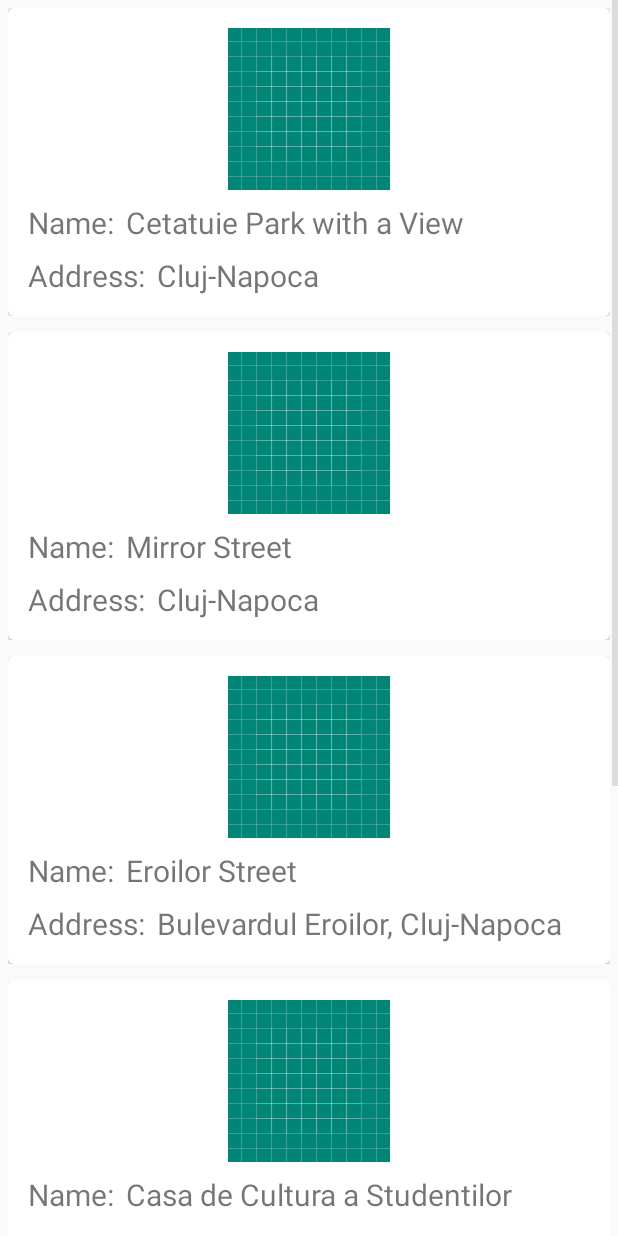
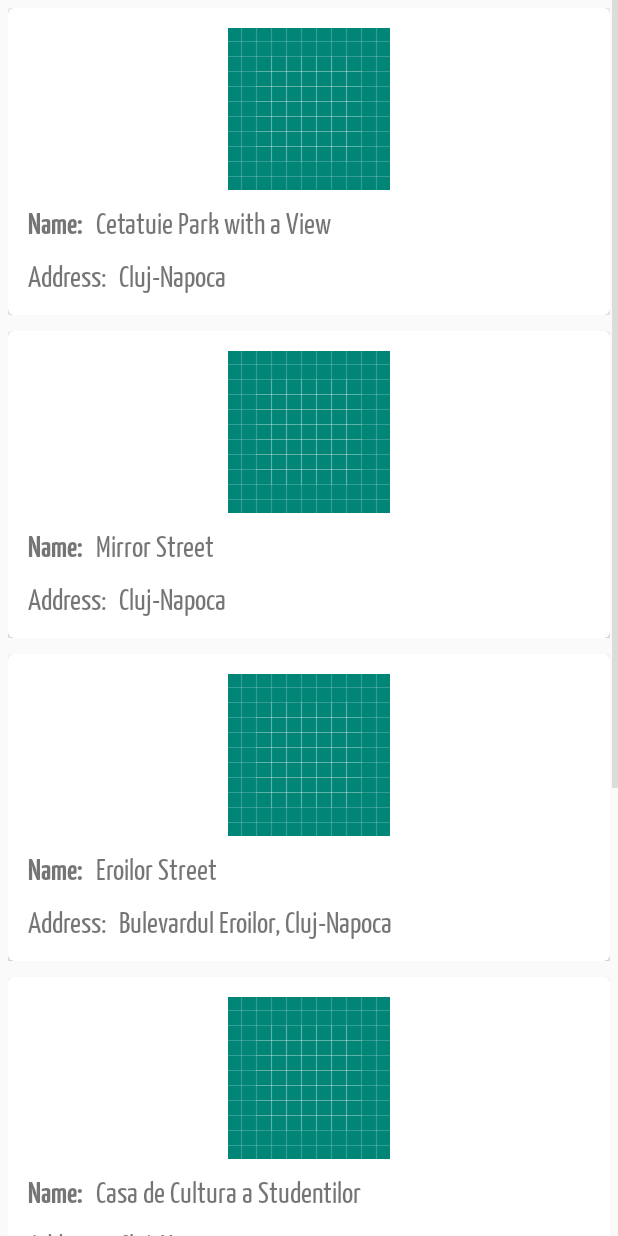
Before and after one commit to ioanajoj/AndroidFundamentals, an Android app: the PlacesList screen opened directly, with no data from a screen before it, on a phone screen of 412 x 824 dp. Run offline under Robolectric (Android 15) with nearby library versions, the phone set to English and light mode, and no system bars; pictures from the network do not load.

Commit message:
update layout view

```diff
--- a/DiscoverCluj/app/src/main/java/com/example/joj/discovercluj/PlacesList.java
+++ b/DiscoverCluj/app/src/main/java/com/example/joj/discovercluj/PlacesList.java
@@ -17,7 +17,7 @@ public class PlacesList extends Activity {
     @Override
     protected void onCreate(Bundle savedInstanceState) {
         super.onCreate(savedInstanceState);
-        setContentView(R.layout.complex_view);
+        setContentView(R.layout.recycler_view);
 
         theRecyclerView = (RecyclerView) findViewById(R.id.the_recycler_view);
 
--- a/DiscoverCluj/app/src/main/res/layout/complex_view.xml
+++ /dev/null
@@ -1,17 +0,0 @@
-<?xml version="1.0" encoding="utf-8"?>
-<RelativeLayout
-    xmlns:android="http://schemas.android.com/apk/res/android"
-    xmlns:tools="http://schemas.android.com/tools"
-    xmlns:app="http://schemas.android.com/apk/res-auto"
-    android:layout_width="match_parent"
-    android:layout_height="match_parent"
-    tools:showIn="@layout/activity_main"
-    tools:context=".MainActivity">
-
-    <android.support.v7.widget.RecyclerView
-        android:id="@+id/the_recycler_view"
-        android:layout_width="match_parent"
-        android:layout_height="wrap_content"
-        android:scrollbars="vertical" />
-
-</RelativeLayout>
--- a/DiscoverCluj/app/src/main/res/layout/location_layout_cardview.xml
+++ b/DiscoverCluj/app/src/main/res/layout/location_layout_cardview.xml
@@ -14,8 +14,7 @@
         android:layout_marginStart="0dp"
         android:layout_marginTop="0dp"
         app:cardCornerRadius="4dp"
-        app:cardElevation="2dp"
-        android:background="#2B2B2B">
+        app:cardElevation="2dp">
 
         <android.support.constraint.ConstraintLayout
             android:layout_width="match_parent"
@@ -42,6 +41,7 @@
                 android:layout_height="wrap_content"
                 android:layout_marginStart="8dp"
                 android:layout_marginTop="8dp"
+                android:fontFamily="@font/yanonekaffeesatz_bold"
                 android:text="@string/location_first_label"
                 android:textSize="20sp"
                 app:layout_constraintStart_toStartOf="parent"
@@ -55,6 +55,7 @@
                 android:layout_marginTop="8dp"
                 android:text="some title"
                 android:textSize="20sp"
+                android:fontFamily="@font/yanonekaffeesatz_regular"
                 app:layout_constraintStart_toEndOf="@+id/location_name_label"
                 app:layout_constraintTop_toBottomOf="@+id/location_imageview" />
 
@@ -67,6 +68,7 @@
                 android:layout_marginBottom="8dp"
                 android:text="@string/location_second_label"
                 android:textSize="20sp"
+                android:fontFamily="@font/yanonekaffeesatz_regular"
                 app:layout_constraintBottom_toBottomOf="parent"
                 app:layout_constraintStart_toStartOf="parent"
                 app:layout_constraintTop_toBottomOf="@+id/location_name_label" />
@@ -79,6 +81,7 @@
                 android:layout_marginTop="8dp"
                 android:text="some address"
                 android:textSize="20sp"
+                android:fontFamily="@font/yanonekaffeesatz_regular"
                 app:layout_constraintStart_toEndOf="@+id/location_address_label"
                 app:layout_constraintTop_toBottomOf="@+id/location_name_label" />
 
```
